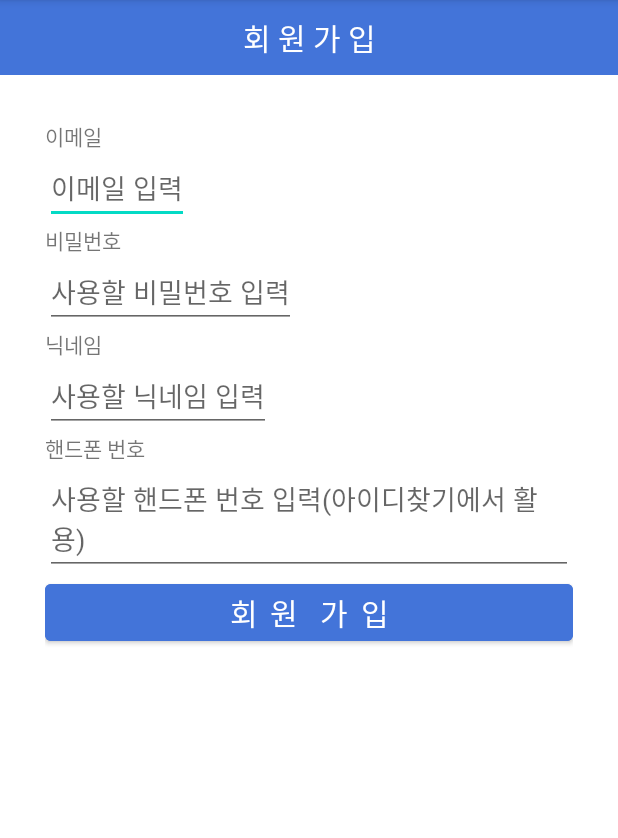
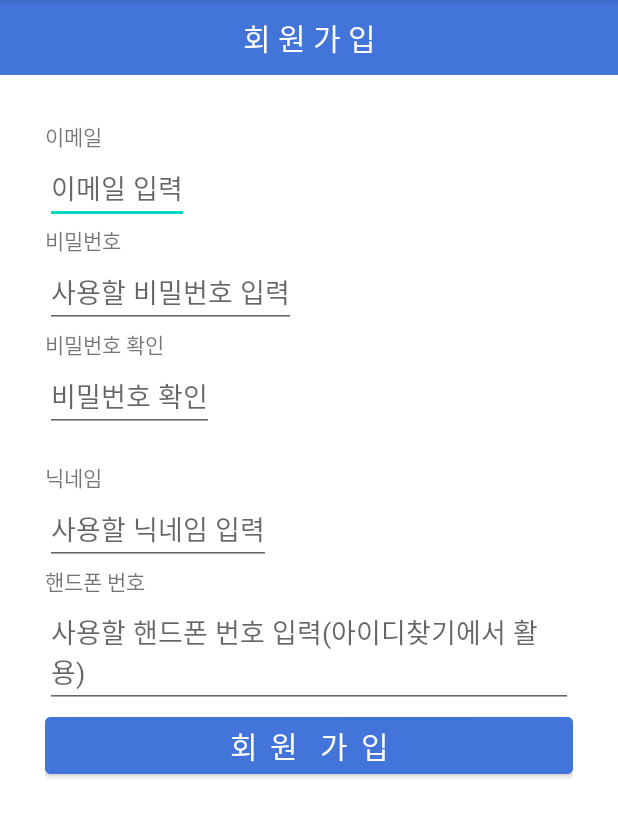
Before and after one commit to Lyne121/WITHME, an Android app: the JoinUserActivity screen opened directly, with no data from a screen before it, on a phone screen of 412 x 824 dp, the part 84-922 px from its top. Run offline under Robolectric (Android 15) with nearby library versions, the phone set to English and light mode, and no system bars.

Commit message:
#2 Join_user - 비밀번호 확인 기능 설정 완료

```diff
--- a/app/src/main/java/com/practicejw/withme/JoinUserActivity.kt
+++ b/app/src/main/java/com/practicejw/withme/JoinUserActivity.kt
@@ -4,6 +4,7 @@ import android.content.Intent
 import androidx.appcompat.app.AppCompatActivity
 import android.os.Bundle
 import android.widget.Toast
+import androidx.core.widget.addTextChangedListener
 import com.practicejw.withme.datas.BasicResponse
 import kotlinx.android.synthetic.main.activity_main_login.*
 import kotlinx.android.synthetic.main.join_trainer_activity.*
@@ -65,5 +66,21 @@ class JoinUserActivity : BaseActivity() {
 
         }
 
+
+
+        edtPwReU.addTextChangedListener {
+            val PwRe = edtPwReU.text.toString()
+            val Pw = edtPwJoin.text.toString()
+            val PwNot = txtPwNotU
+
+            if ( PwRe == Pw ) {
+
+                PwNot.text = "확인 완료"
+            }
+
+            else {
+                PwNot.text = "비밀번호 불일치"
+            }
+        }
     }
 }
--- a/app/src/main/res/layout/join_user_activity.xml
+++ b/app/src/main/res/layout/join_user_activity.xml
@@ -48,6 +48,24 @@
         <TextView
             android:layout_width="wrap_content"
             android:layout_height="wrap_content"
+            android:text="비밀번호 확인" />
+
+        <EditText
+            android:id="@+id/edtPwReU"
+            android:layout_width="wrap_content"
+            android:layout_height="wrap_content"
+            android:hint="비밀번호 확인"/>
+
+        <TextView
+            android:id="@+id/txtPwNotU"
+            android:layout_width="match_parent"
+            android:layout_height="wrap_content" />
+
+
+
+        <TextView
+            android:layout_width="wrap_content"
+            android:layout_height="wrap_content"
             android:text="닉네임" />
 
         <EditText
```
